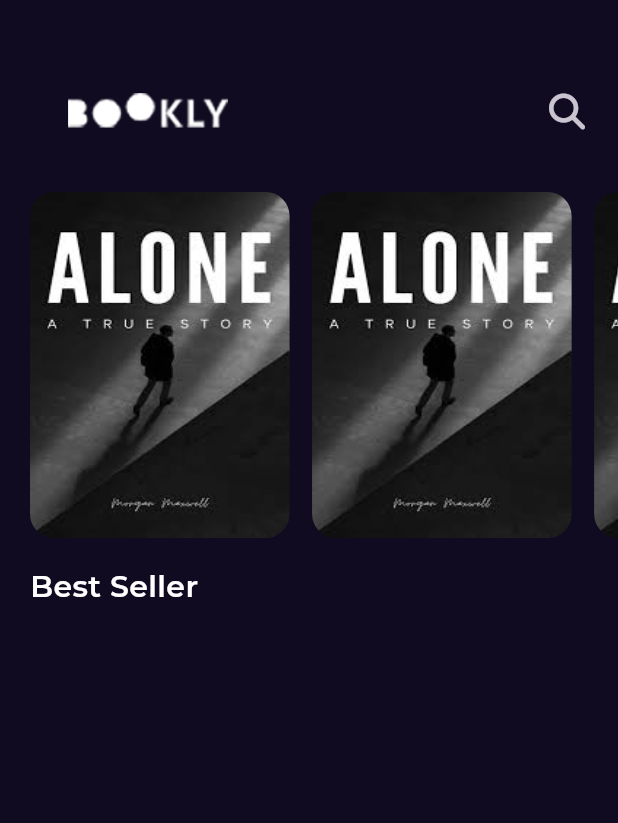
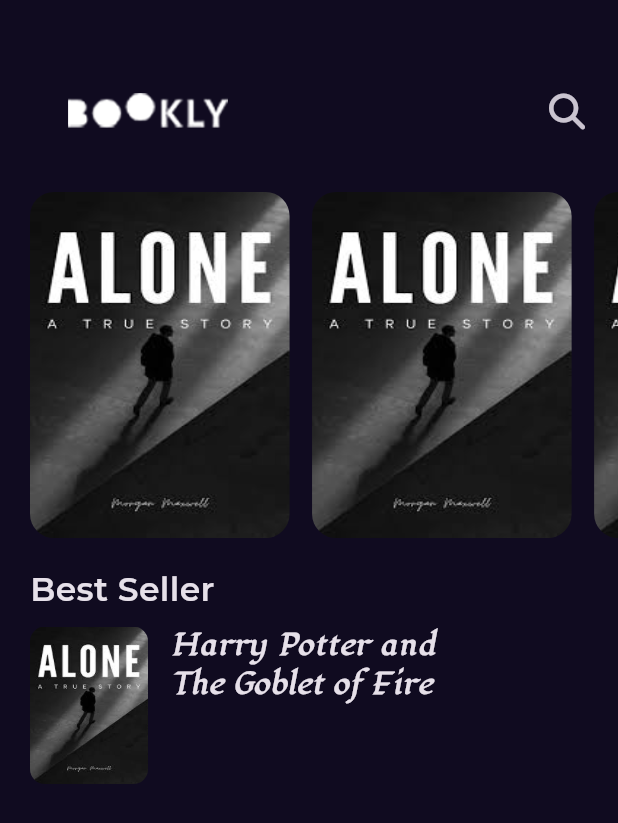
Before and after one commit to Megoadro/bookly, a Flutter app: the screen it shows after launch, on a phone screen of 412 x 824 dp. Shown: the top 823 px of the screen. Run offline on Flutter 3.47's test engine with Material 3 defaults, Android fonts, the phone set to English and light mode, and no system bars; our stand-ins replace font_awesome_flutter, get, google_fonts.

Commit message:
best seller item part 1

```diff
--- a/lib/core/styles.dart
+++ b/lib/core/styles.dart
@@ -1,11 +1,30 @@
+import 'package:bookly/constant.dart';
 import 'package:flutter/material.dart';
 import 'package:flutter/widgets.dart';
 
 abstract class Styles{
-static const titleMeduim = TextStyle(
-  fontSize:  20,
+  static const textStyle16= TextStyle(
+  fontSize:  16,
+  fontWeight: FontWeight.normal,
+);
+static const textStyle118= TextStyle(
+  fontSize:  18,
+  fontWeight: FontWeight.normal,
+);
+static const textStyle22= TextStyle(
+  fontSize:  22,
   fontWeight: FontWeight.w600,
-  color: Colors.white,
+);
+
+static const textStyle18= TextStyle(
+  fontSize:  18,
+  fontWeight: FontWeight.w600,
+  fontFamily: kLugrasimoFont,
+);
+static const textStyle30= TextStyle(
+  fontSize:  30,
+  fontWeight: FontWeight.w600,
+  fontFamily: kLugrasimoFont,
 );
 
 }
--- /dev/null
+++ b/lib/features/home/peresentation/views/widgets/best_seller_item.dart
@@ -0,0 +1,51 @@
+import 'package:bookly/core/assets_app.dart';
+import 'package:bookly/core/styles.dart';
+import 'package:flutter/cupertino.dart';
+import 'package:flutter/material.dart';
+import 'package:flutter/widgets.dart';
+
+class BestSellerItem extends StatelessWidget {
+  const BestSellerItem({super.key});
+
+  @override
+  Widget build(BuildContext context) {
+    return SizedBox(
+      height: 125,
+      child: Padding(
+        padding: const EdgeInsets.symmetric(vertical: 10),
+        child: Row(
+          children: [
+            AspectRatio(
+              aspectRatio:3 / 4,
+              child: Container(
+                decoration: BoxDecoration(
+                    borderRadius: BorderRadius.circular(10),
+                    image: const DecorationImage(
+                      fit: BoxFit.fill,
+                      image: AssetImage(
+                        AssetsData.testImage,
+                      ),
+                    )),
+              ),
+            ),
+            const SizedBox(width: 15,),
+             Column(
+              // crossAxisAlignment: CrossAxisAlignment.start,
+              // mainAxisAlignment: MainAxisAlignment.start,
+              children: [
+                SizedBox(
+                  width: MediaQuery.of(context).size.width*.5,
+                  child: const Text('Harry Potter and The Goblet of Fire',
+                      maxLines: 2,
+                      overflow: TextOverflow.ellipsis,
+                      style: Styles.textStyle18),
+                ),
+
+              ],
+            )
+          ],
+        ),
+      ),
+    );
+  }
+}
--- a/lib/features/home/peresentation/views/widgets/home_view_body.dart
+++ b/lib/features/home/peresentation/views/widgets/home_view_body.dart
@@ -1,5 +1,5 @@
-import 'package:bookly/constant.dart';
 import 'package:bookly/core/styles.dart';
+import 'package:bookly/features/home/peresentation/views/widgets/best_seller_item.dart';
 import 'package:bookly/features/home/peresentation/views/widgets/book_list_view.dart';
 import 'package:bookly/features/home/peresentation/views/widgets/custom_app_bar.dart';
 import 'package:flutter/material.dart';
@@ -21,8 +21,9 @@ class HomeViewBody extends StatelessWidget {
           ),
           Text(
             'Best Seller',
-            style: Styles.titleMeduim,
+            style: Styles.textStyle22,
           ),
+          BestSellerItem(),
         ],
       ),
     );
```
